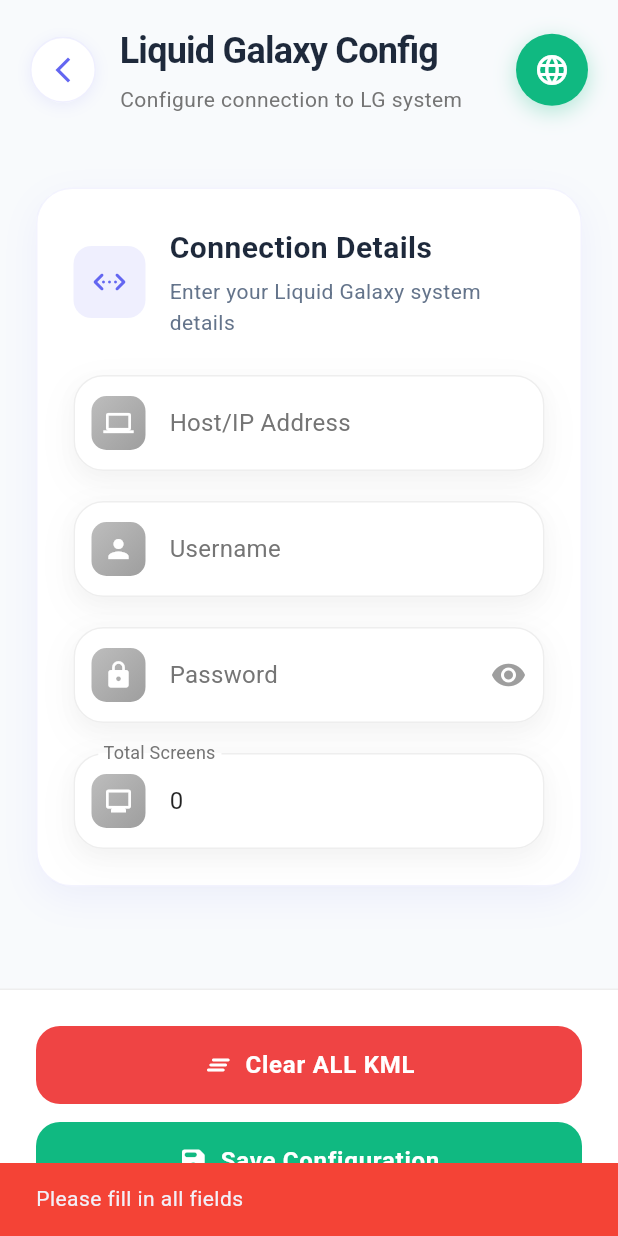
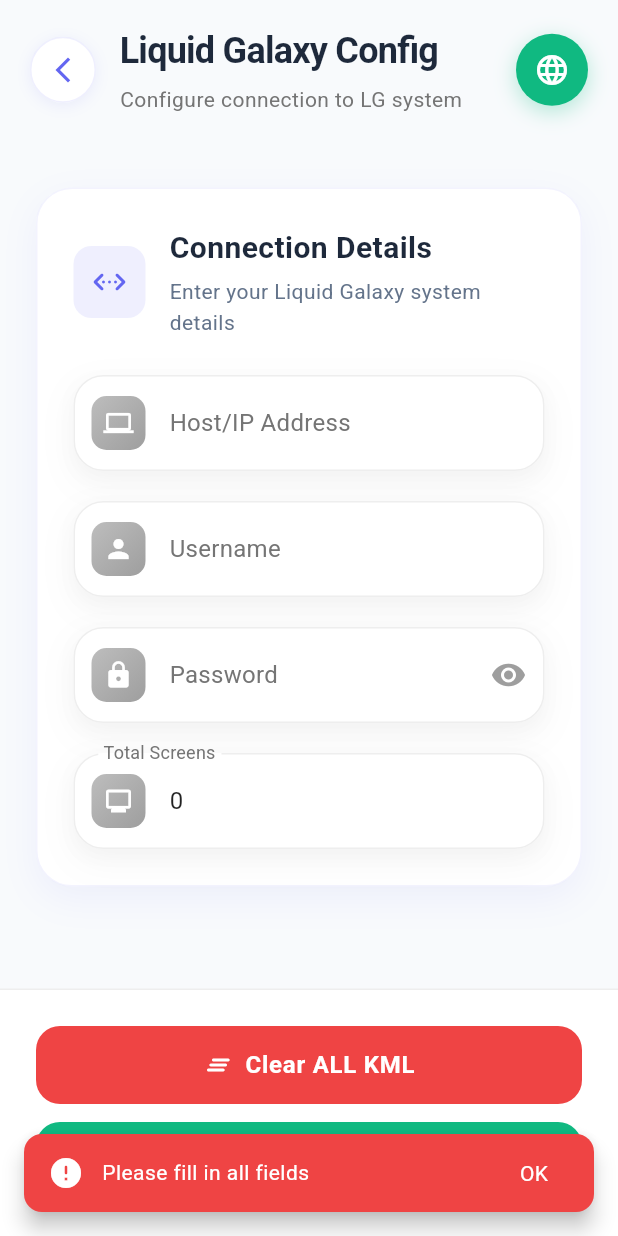
Before and after one commit to LiquidGalaxyLAB/LG-RoboStream, a Flutter app: the LGConfigScreen screen opened directly with empty values, after a tap on "Clear ALL KML", on a phone screen of 412 x 824 dp. Run offline on Flutter 3.47's test engine with Material 3 defaults, Android fonts, the phone set to English and light mode, and no system bars; our stand-ins replace go_router, shared_preferences; missing offline and left inert: dartssh2; accounts and stored records are empty; network calls fail.

Commit message:
Better notifications

```diff
--- a/robostream/lib/app/lg_config_screen.dart
+++ b/robostream/lib/app/lg_config_screen.dart
@@ -4,6 +4,7 @@
 import 'dart:convert';
 import '../services/server_config_manager.dart';
 import '../widgets/widgets.dart';
+import '../widgets/common/custom_snackbar.dart';
 
 class LGConfigScreen extends StatefulWidget {
   final String currentHost;
@@ -105,22 +106,12 @@
 
   // Helper method for showing error messages
   void _showErrorSnackBar(String message) {
-    ScaffoldMessenger.of(context).showSnackBar(
-      SnackBar(
-        content: Text(message),
-        backgroundColor: Colors.red,
-      ),
-    );
+    CustomSnackBar.showError(context, message);
   }
 
   // Helper method for showing success messages
   void _showSuccessSnackBar(String message) {
-    ScaffoldMessenger.of(context).showSnackBar(
-      SnackBar(
-        content: Text(message),
-        backgroundColor: Colors.green,
-      ),
-    );
+    CustomSnackBar.showSuccess(context, message);
   }
 
   void _saveConfiguration() async {
--- a/robostream/lib/app/server_config_screen.dart
+++ b/robostream/lib/app/server_config_screen.dart
@@ -2,6 +2,7 @@
 import 'package:robostream/config/server_config.dart';
 import 'package:robostream/services/server.dart';
 import 'package:robostream/services/server_config_manager.dart';
+import 'package:robostream/widgets/common/custom_snackbar.dart';
 import 'package:http/http.dart' as http;
 import 'dart:convert';
 import 'package:robostream/services/lg_service_manager.dart';
--- /dev/null
+++ b/robostream/lib/widgets/common/custom_snackbar.dart
@@ -0,0 +1,95 @@
+import 'package:flutter/material.dart';
+
+class CustomSnackBar {
+  // Colores estandarizados
+  static const Color _successColor = Color(0xFF10B981);
+  static const Color _errorColor = Color(0xFFEF4444);
+  static const Color _warningColor = Color(0xFFF59E0B);
+  static const Color _infoColor = Color(0xFF6366F1);
+
+  // Mostrar notificación de éxito
+  static void showSuccess(BuildContext context, String message) {
+    _show(
+      context: context,
+      message: message,
+      icon: Icons.check_circle_rounded,
+      color: _successColor,
+    );
+  }
+
+  // Mostrar notificación de error
+  static void showError(BuildContext context, String message) {
+    _show(
+      context: context,
+      message: message,
+      icon: Icons.error_rounded,
+      color: _errorColor,
+    );
+  }
+
+  // Mostrar notificación de advertencia
+  static void showWarning(BuildContext context, String message) {
+    _show(
+      context: context,
+      message: message,
+      icon: Icons.warning_rounded,
+      color: _warningColor,
+    );
+  }
+
+  // Mostrar notificación de información
+  static void showInfo(BuildContext context, String message) {
+    _show(
+      context: context,
+      message: message,
+      icon: Icons.info_rounded,
+      color: _infoColor,
+    );
+  }
+
+  // Método privado para crear el SnackBar
+  static void _show({
+    required BuildContext context,
+    required String message,
+    required IconData icon,
+    required Color color,
+    Duration duration = const Duration(seconds: 3),
+  }) {
+    ScaffoldMessenger.of(context).hideCurrentSnackBar();
+    ScaffoldMessenger.of(context).showSnackBar(
+      SnackBar(
+        content: Row(
+          children: [
+            Icon(icon, color: Colors.white, size: 24),
+            const SizedBox(width: 12),
+            Expanded(
+              child: Text(
+                message,
+                style: const TextStyle(
+                  color: Colors.white,
+                  fontSize: 14,
+                  fontWeight: FontWeight.w500,
+                ),
+              ),
+            ),
+          ],
+        ),
+        backgroundColor: color,
+        behavior: SnackBarBehavior.floating,
+        duration: duration,
+        shape: RoundedRectangleBorder(
+          borderRadius: BorderRadius.circular(12),
+        ),
+        margin: const EdgeInsets.all(16),
+        elevation: 6,
+        action: SnackBarAction(
+          label: 'OK',
+          textColor: Colors.white,
+          onPressed: () {
+            ScaffoldMessenger.of(context).hideCurrentSnackBar();
+          },
+        ),
+      ),
+    );
+  }
+}
```
Also changed, not shown: robostream/lib/app/home_screen.dart (+5 -25 lines), robostream/lib/app/login_screen.dart (+3 -16 lines).
